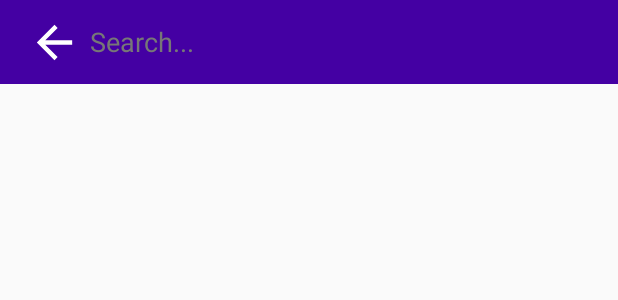
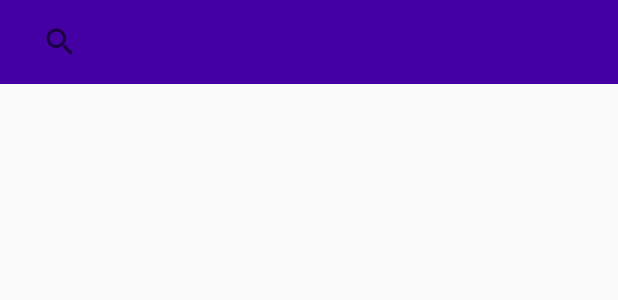
Before and after one commit to SooryaSRajan/ChatBoxV2, an Android app: the layout tool_bar_search.xml on its own in the app's theme, with its tools: preview values and no code run, on a phone screen of 412 x 824 dp. Shown: the top 300 px of the screen. Run offline under Robolectric (Android 15) with nearby library versions, the phone set to English and light mode, and no system bars.

```diff
--- a/app/src/main/java/com/example/chatbox/ChatListActivity.java
+++ b/app/src/main/java/com/example/chatbox/ChatListActivity.java
@@ -22,7 +22,6 @@ import android.os.Bundle;
 import android.os.Environment;
 import android.os.Handler;
 import android.os.Looper;
-import android.provider.ContactsContract;
 import android.provider.MediaStore;
 import android.text.Editable;
 import android.text.TextWatcher;
@@ -1024,7 +1023,6 @@ public class ChatListActivity extends AppCompatActivity {
                     if (data.mFrom.contains(userKey) || data.mTo.contains(userKey) && data.mMessage != null) {
                         HashMap map = new HashMap();
                         Log.e(TAG, "run: " + data.mMessage);
-                        Log.e(TAG, "run: " + data.mMessage);
                         if (data.mFrom.contains(userKey))
                             map.put("NAME", userName);
 
--- a/app/src/main/java/com/example/chatbox/FragmentThree.java
+++ b/app/src/main/java/com/example/chatbox/FragmentThree.java
@@ -239,7 +239,9 @@ public class FragmentThree extends Fragment {
                                     return o1.get("NAME").toString().compareTo(o2.get("NAME").toString());
                                 }
                             });
+
                             ListViewUpdater();
+
                             Collections.sort(profileMap, new Comparator<HashMap>() {
                                 @Override
                                 public int compare(HashMap o1, HashMap o2) {
--- a/app/src/main/res/layout/tool_bar_search.xml
+++ b/app/src/main/res/layout/tool_bar_search.xml
@@ -4,28 +4,15 @@
 
     <androidx.appcompat.widget.Toolbar
     android:id="@+id/search_bar_tool_bar"
-        android:background="@color/colorPrimary"
+    android:background="@color/colorPrimary"
     android:layout_width="match_parent"
     android:layout_height="?attr/actionBarSize">
 
-     <ImageButton
-         android:layout_width="40dp"
-         android:id="@+id/search_back"
-         android:layout_height="?attr/actionBarSize"
-         android:src="@drawable/ic_arrow_back_black_24dp"
-         android:background="@color/colorPrimary"/>
-
-
-    <EditText
-        android:background="@color/colorPrimary"
-        android:padding="4dp"
-        android:textColor="@color/colorWhite"
-        android:hint="@string/search"
-        android:textColorHint="@color/colorGrey"
-        android:id="@+id/search_bar"
-        android:layout_width="match_parent"
-        android:layout_height="?attr/actionBarSize"/>
-
+     <androidx.appcompat.widget.SearchView
+         android:id="@id/search_bar"
+         android:queryHint="Search..."
+         android:layout_width="match_parent"
+         android:layout_height="match_parent"/>
 
 </androidx.appcompat.widget.Toolbar>
 
--- a/app/src/main/res/menu/search.xml
+++ b/app/src/main/res/menu/search.xml
@@ -5,4 +5,5 @@
     <item android:icon="@drawable/ic_videocam_black_24dp" android:id="@+id/video_call_menu" android:title="Call" app:showAsAction="ifRoom"/>
     <item android:icon="@drawable/ic_call_black_24dp" android:id="@+id/audio_call_menu" android:title="Call" app:showAsAction="ifRoom"/>
     <item android:icon="@drawable/ic_search_black_24dp" android:id="@+id/search_button" android:title="Search" app:showAsAction="always"/>
+
 </menu>
```
Also changed, not shown: app/src/main/java/com/example/chatbox/HomePageActivity.java (+0 -35 lines), app/src/main/java/com/example/chatbox/MessageDatabase/MessageDatabase.java (+5 -5 lines), app/src/main/java/com/example/chatbox/UserListViewFragment.java (+47 -23 lines).
